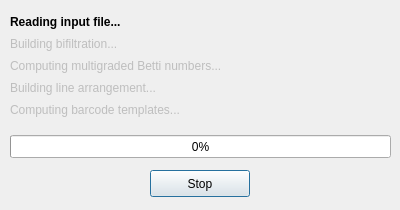
Old version of the form interface/progressdialog.ui in the repository rivetTDA/rivet.
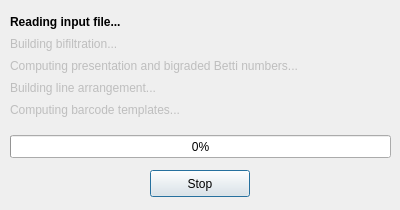
New version of the form.

Commit message: Change text in progress dialogue box to mention presentations.

Diff of the .ui file:
```diff
--- a/interface/progressdialog.ui
+++ b/interface/progressdialog.ui
@@ -2,6 +2,12 @@
 <ui version="4.0">
  <class>ProgressDialog</class>
  <widget class="QDialog" name="ProgressDialog">
+  <property name="windowModality">
+   <enum>Qt::NonModal</enum>
+  </property>
+  <property name="enabled">
+   <bool>true</bool>
+  </property>
   <property name="geometry">
    <rect>
     <x>0</x>
@@ -31,6 +37,9 @@
   <property name="windowTitle">
    <string>RIVET: Computation in Progress</string>
   </property>
+  <property name="autoFillBackground">
+   <bool>true</bool>
+  </property>
   <widget class="QPushButton" name="stopButton">
    <property name="geometry">
     <rect>
@@ -111,7 +120,7 @@
     </rect>
    </property>
    <property name="text">
-    <string>Computing multigraded Betti numbers...</string>
+    <string>Computing presentation and bigraded Betti numbers...</string>
    </property>
    <property name="alignment">
     <set>Qt::AlignLeading|Qt::AlignLeft|Qt::AlignTop</set>
```
